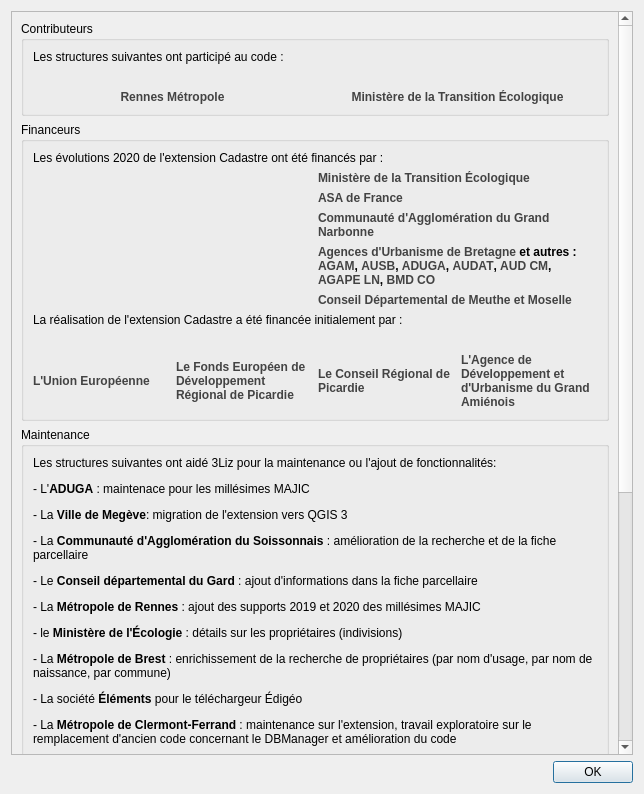
The window that cadastre/forms/cadastre_about_form.ui (3liz/QgisCadastrePlugin) describes before a commit, drawn with Qt 5.
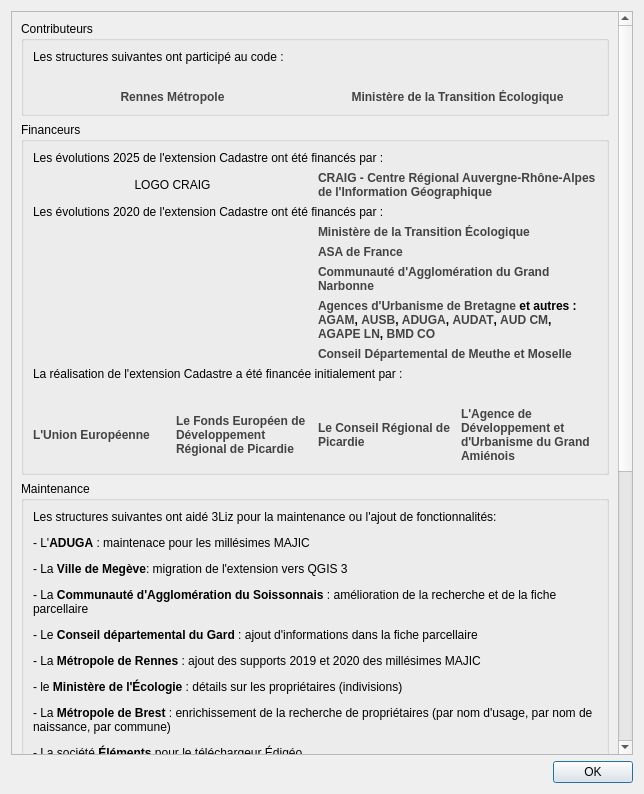
The same window after the commit.

Commit message: Add CRAIG for funders about the TOPO files

What changed in the file:
```diff
--- a/cadastre/forms/cadastre_about_form.ui
+++ b/cadastre/forms/cadastre_about_form.ui
@@ -25,7 +25,7 @@
         <x>0</x>
         <y>0</y>
         <width>610</width>
-        <height>1195</height>
+        <height>1432</height>
        </rect>
       </property>
       <layout class="QVBoxLayout" name="verticalLayout_2">
@@ -119,6 +119,46 @@
           <string>Financeurs</string>
          </property>
          <layout class="QVBoxLayout" name="verticalLayout_3">
+          <item>
+           <widget class="QLabel" name="label_24">
+            <property name="text">
+             <string>Les évolutions 2025 de l'extension Cadastre ont été financés par :</string>
+            </property>
+           </widget>
+          </item>
+          <item>
+           <layout class="QGridLayout" name="gridLayout_7">
+            <item row="0" column="0">
+             <widget class="QLabel" name="label_logo_craig">
+              <property name="text">
+               <string>LOGO CRAIG</string>
+              </property>
+              <property name="alignment">
+               <set>Qt::AlignCenter</set>
+              </property>
+             </widget>
+            </item>
+            <item row="0" column="1">
+             <widget class="QLabel" name="label_28">
+              <property name="font">
+               <font>
+                <weight>75</weight>
+                <bold>true</bold>
+               </font>
+              </property>
+              <property name="text">
+               <string>&lt;a href=&quot;https://www.craig.fr&quot;  style=&quot;color:#434343;text-decoration:none;&quot;&gt;CRAIG - Centre Régional Auvergne-Rhône-Alpes de l'Information Géographique&lt;/a&gt;</string>
+              </property>
+              <property name="wordWrap">
+               <bool>true</bool>
+              </property>
+              <property name="openExternalLinks">
+               <bool>true</bool>
+              </property>
+             </widget>
+            </item>
+           </layout>
+          </item>
           <item>
            <widget class="QLabel" name="label_8">
             <property name="text">
```
The commit also changes 4 other files.
